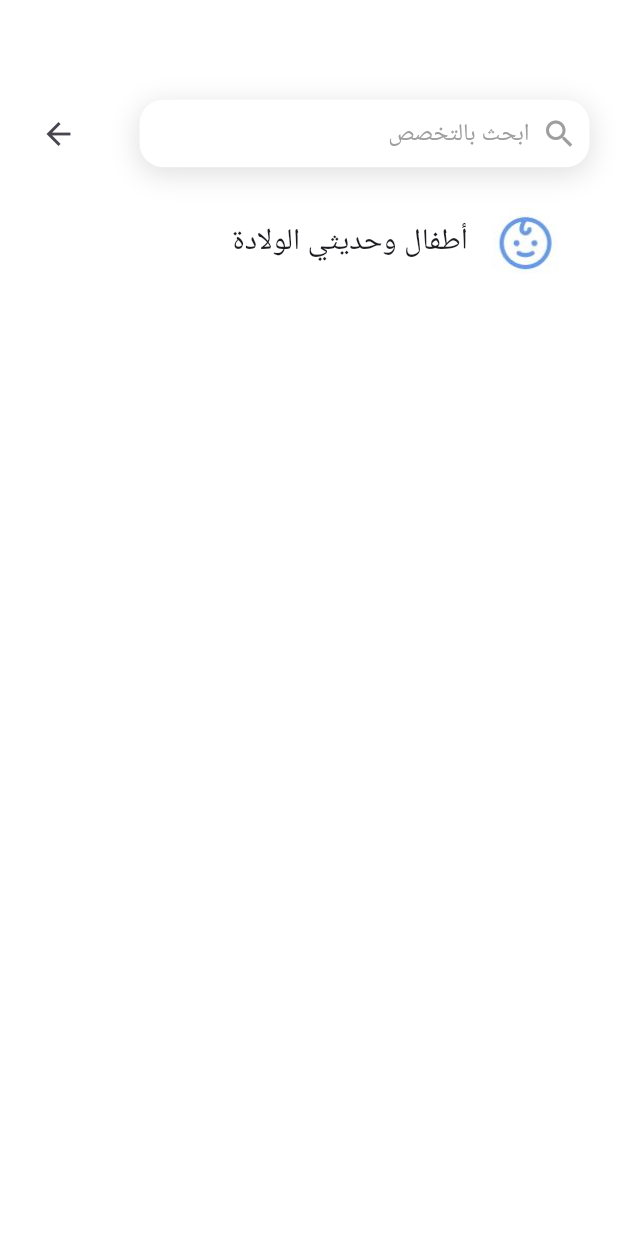
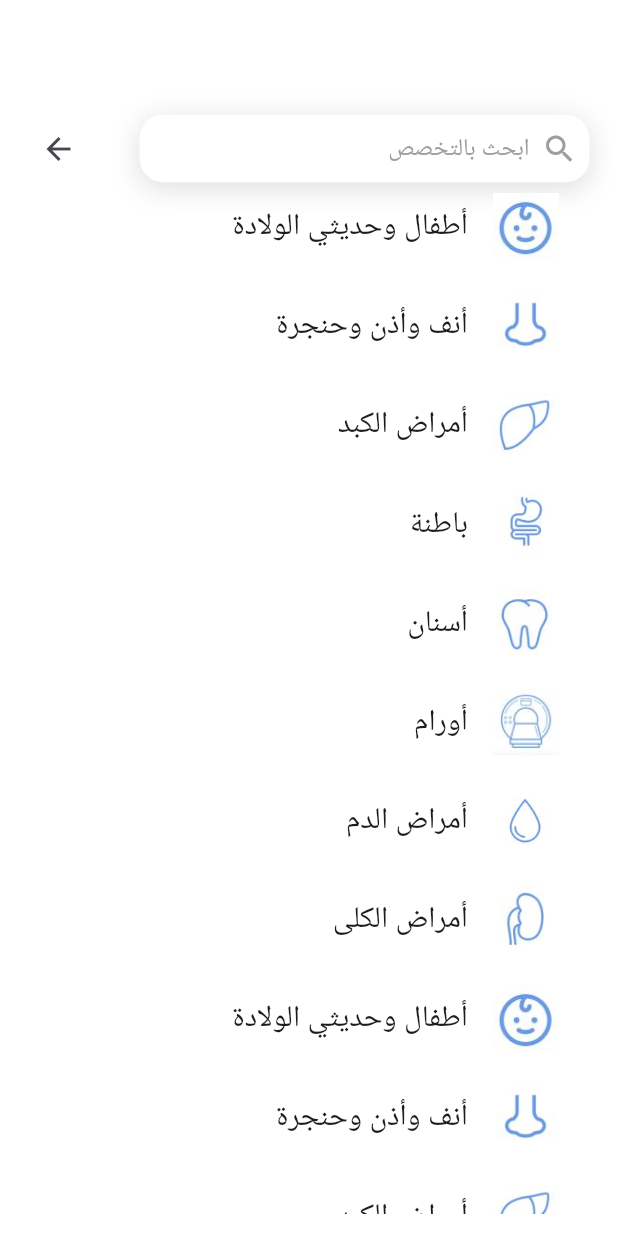
Before and after one commit to basant22saeed/my_doctor_app_FLUTTER, a Flutter app: the screen it shows after launch, after a tap on the "search" icon, on a phone screen of 412 x 824 dp. Run offline on Flutter 3.47's test engine with Material 3 defaults, Android fonts, the phone set to English and light mode, and no system bars.

Commit message:
adding search page

```diff
--- a/lib/UI/home.dart
+++ b/lib/UI/home.dart
@@ -25,7 +25,7 @@ class HomePage extends StatelessWidget {
               onPressed: () => Navigator.push(
                 context,
                 MaterialPageRoute(
-                  builder: (context) => const SearchPage(),
+                  builder: (context) => SearchPage(),
                 ),
               ),
               icon: const Icon(Icons.search),
--- a/lib/UI/search_page.dart
+++ b/lib/UI/search_page.dart
@@ -1,17 +1,32 @@
+// ignore_for_file: must_be_immutable
+
 import 'package:flutter/material.dart';
 import 'package:my_doctor_app/widgets/search_option_tile.dart';
 import 'package:my_doctor_app/widgets/search_tile.dart';
 
 class SearchPage extends StatelessWidget {
-  const SearchPage({super.key});
+  SearchPage({super.key});
 
+  List tileItems = [
+    ['assets/icons/kids.JPG', 'أطفال وحديثي الولادة'],
+    ['assets/icons/nose.JPG', 'أنف وأذن وحنجرة'],
+    ['assets/icons/liver.JPG', 'أمراض الكبد'],
+    ['assets/icons/stomach.JPG', 'باطنة'],
+    ['assets/icons/teeth.JPG', 'أسنان'],
+    ['assets/icons/cancer.JPG', 'أورام'],
+    ['assets/icons/blood.JPG', 'أمراض الدم'],
+    ['assets/icons/kedney.JPG', 'أمراض الكلى'],
+    ['assets/icons/kids.JPG', 'أطفال وحديثي الولادة'],
+    ['assets/icons/nose.JPG', 'أنف وأذن وحنجرة'],
+    ['assets/icons/liver.JPG', 'أمراض الكبد'],
+  ];
   @override
   Widget build(BuildContext context) {
     return Scaffold(
       body: Padding(
         padding: const EdgeInsets.symmetric(horizontal: 15, vertical: 15),
         child: Column(children: [
-          const SizedBox(height: 50),
+          const SizedBox(height: 60),
           Row(children: [
             IconButton(
               onPressed: () {
@@ -24,10 +39,23 @@ class SearchPage extends StatelessWidget {
                 textDirection: TextDirection.rtl,
                 child: SearchTile(tileTitle: 'ابحث بالتخصص'))
           ]),
-          const SizedBox(height: 20),
-          SearchOptionTile(
-            textTitle: 'أطفال وحديثي الولادة',
-            image: 'assets/icons/kids.JPG',
+          Flexible(
+            child: ListView.builder(
+                itemCount: tileItems.length,
+                itemBuilder: (context, index) {
+                  return Column(
+                    children: [
+                      GestureDetector(
+                        onTap: () {},
+                        child: SearchOptionTile(
+                          textTitle: tileItems[index][1],
+                          image: tileItems[index][0],
+                        ),
+                      ),
+                      const SizedBox(height: 10),
+                    ],
+                  );
+                }),
           )
         ]),
       ),
```
Also changed, not shown: 2 other files.
